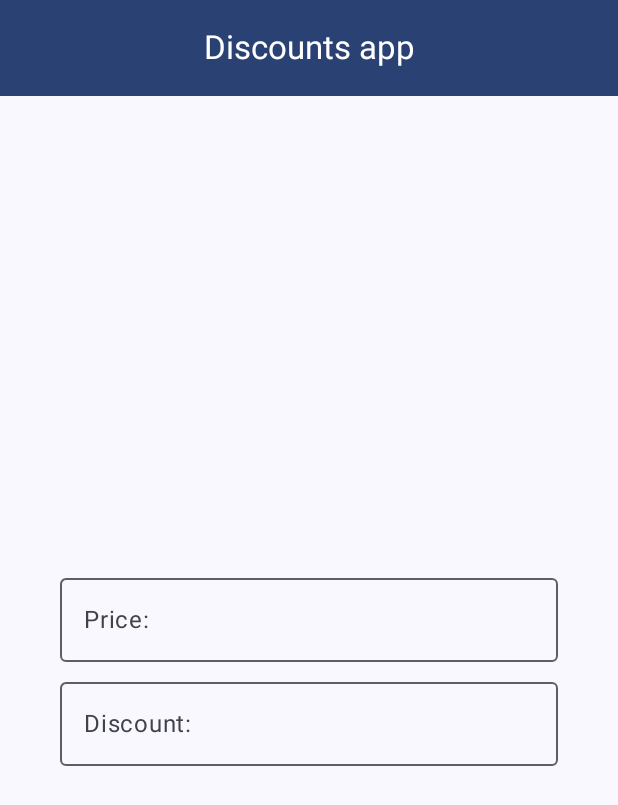
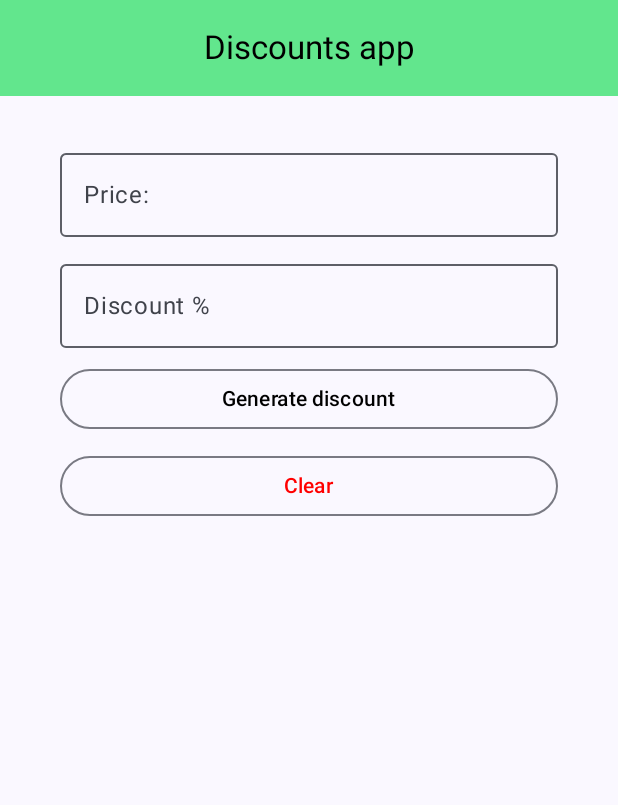
Before and after one commit to jamirou/DiscountsApp, an Android app built with Jetpack Compose: the screen it shows after launch (MainActivity), on a phone screen of 412 x 824 dp. Shown: the top 805 px of the screen. Run offline under Robolectric (Android 15) with nearby library versions, the light colour scheme and no system bars.

Commit message:
Added Outlinedbuttons for discount and calculate discount. also a change of colors

```diff
--- a/app/src/main/java/com/jamirodev/discountsapp/components/BodyComponents.kt
+++ b/app/src/main/java/com/jamirodev/discountsapp/components/BodyComponents.kt
@@ -5,17 +5,21 @@ import androidx.compose.foundation.layout.fillMaxWidth
 import androidx.compose.foundation.layout.height
 import androidx.compose.foundation.layout.padding
 import androidx.compose.foundation.text.KeyboardOptions
+import androidx.compose.material3.ButtonDefaults
 import androidx.compose.material3.ExperimentalMaterial3Api
+import androidx.compose.material3.MaterialTheme
+import androidx.compose.material3.OutlinedButton
 import androidx.compose.material3.OutlinedTextField
 import androidx.compose.material3.Text
 import androidx.compose.runtime.Composable
 import androidx.compose.ui.Modifier
+import androidx.compose.ui.graphics.Color
 import androidx.compose.ui.text.input.KeyboardType
 import androidx.compose.ui.unit.Dp
 import androidx.compose.ui.unit.dp
 
 @Composable
-fun SpaceH(size: Dp = 5.dp) {
+fun SpaceH(size: Dp = 10.dp) {
     Spacer(modifier = Modifier.height(size))
 }
 
@@ -30,10 +34,24 @@ fun MainTextField(value: String, onValueChange: (String) -> Unit, label: String)
     OutlinedTextField(
         value = value,
         onValueChange = onValueChange,
-        label = { Text(text = label)},
+        label = { Text(text = label) },
         keyboardOptions = KeyboardOptions(keyboardType = KeyboardType.Number),
         modifier = Modifier
             .fillMaxWidth()
             .padding(horizontal = 30.dp)
-        )
+    )
 }
+
+@Composable
+fun MainButton(text: String, color: Color = MaterialTheme.colorScheme.primary, onClick: () -> Unit) {
+    OutlinedButton(onClick = onClick, colors = ButtonDefaults.outlinedButtonColors(
+        contentColor = color,
+        containerColor = Color.Transparent
+    ),
+    modifier = Modifier
+        .fillMaxWidth()
+        .padding(horizontal = 30.dp)
+        ) {
+        Text(text = text)
+    }
+}
--- a/app/src/main/java/com/jamirodev/discountsapp/views/HomeView.kt
+++ b/app/src/main/java/com/jamirodev/discountsapp/views/HomeView.kt
@@ -20,19 +20,21 @@ import androidx.compose.ui.Alignment
 import androidx.compose.ui.Modifier
 import androidx.compose.ui.graphics.Color
 import androidx.compose.ui.unit.dp
+import com.jamirodev.discountsapp.components.MainButton
 import com.jamirodev.discountsapp.components.MainTextField
 import com.jamirodev.discountsapp.components.SpaceH
+import com.jamirodev.discountsapp.ui.theme.Primary
 
 @OptIn(ExperimentalMaterial3Api::class)
 @Composable
 fun HomeView() {
     Scaffold(topBar = {
         CenterAlignedTopAppBar(
-            title = { Text(text = "Discounts app", color = Color.White) },
+            title = { Text(text = "Discounts app", color = Color.Black) },
             colors = TopAppBarDefaults.centerAlignedTopAppBarColors(
-                containerColor = MaterialTheme.colorScheme.primary
+                containerColor = Primary
             )
-            )
+        )
     }) {
         ContentHomeView(it)
     }
@@ -40,17 +42,27 @@ fun HomeView() {
 
 @Composable
 fun ContentHomeView(paddingValues: PaddingValues) {
-    Column(modifier = Modifier
-        .padding(paddingValues)
-        .padding(10.dp)
-        .fillMaxSize(),
-        verticalArrangement = Arrangement.Center,
+    Column(
+        modifier = Modifier
+            .padding(paddingValues)
+            .padding(10.dp)
+            .fillMaxSize(),
+        //verticalArrangement = Arrangement.Center,
         horizontalAlignment = Alignment.CenterHorizontally
     ) {
         var price by remember { mutableStateOf("") }
         var discount by remember { mutableStateOf("") }
-        MainTextField(value = price, onValueChange = {price = it}, label = "Price:")
+        SpaceH(20.dp)
+        MainTextField(value = price, onValueChange = { price = it }, label = "Price:")
         SpaceH()
-        MainTextField(value = discount, onValueChange = {discount = it}, label = "Discount:")
+        MainTextField(value = discount, onValueChange = { discount = it }, label = "Discount %")
+        SpaceH(10.dp)
+        MainButton(text = "Generate discount", color = Color.Black) {
+
+        }
+        SpaceH()
+        MainButton(text = "Clear", color = Color.Red) {
+
+        }
     }
 }
```
